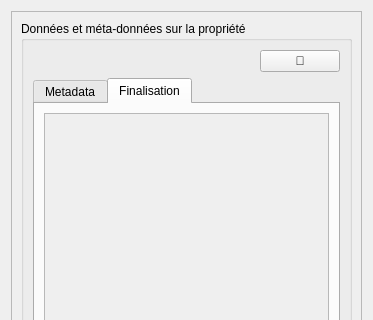
This is qsequoia2/scripts/forest_data/forest_data.ui in SequoiApp/Qsequoia2 as Qt 5 draws it before an edit; both pictures show x 0 to 373 and y 0 to 320 of the 373 by 541 pixel window. The edited form follows.
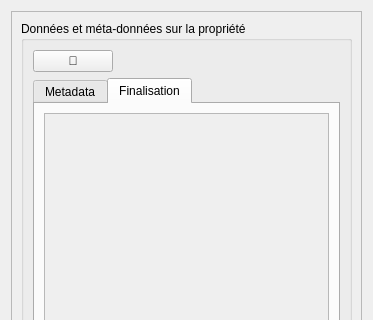
This is the edited form.

Commit message: début de construction de get_data_final

The edit to the form file:
```diff
--- a/qsequoia2/scripts/forest_data/forest_data.ui
+++ b/qsequoia2/scripts/forest_data/forest_data.ui
@@ -37,6 +37,16 @@
          <layout class="QVBoxLayout" name="statsLayout">
           <item>
            <layout class="QHBoxLayout" name="horizontalLayout_2">
+            <item>
+             <widget class="QPushButton" name="actu">
+              <property name="toolTip">
+               <string>Actualisation des données</string>
+              </property>
+              <property name="text">
+               <string>🔄</string>
+              </property>
+             </widget>
+            </item>
             <item>
              <spacer name="horizontalSpacer">
               <property name="orientation">
@@ -44,22 +54,12 @@
               </property>
               <property name="sizeHint" stdset="0">
                <size>
-                <width>0</width>
-                <height>0</height>
+                <width>40</width>
+                <height>20</height>
                </size>
               </property>
              </spacer>
             </item>
-            <item>
-             <widget class="QPushButton" name="actu">
-              <property name="toolTip">
-               <string>Actualisation des données</string>
-              </property>
-              <property name="text">
-               <string>🔄</string>
-              </property>
-             </widget>
-            </item>
            </layout>
           </item>
           <item>
```
The commit also changes 8 other files.
